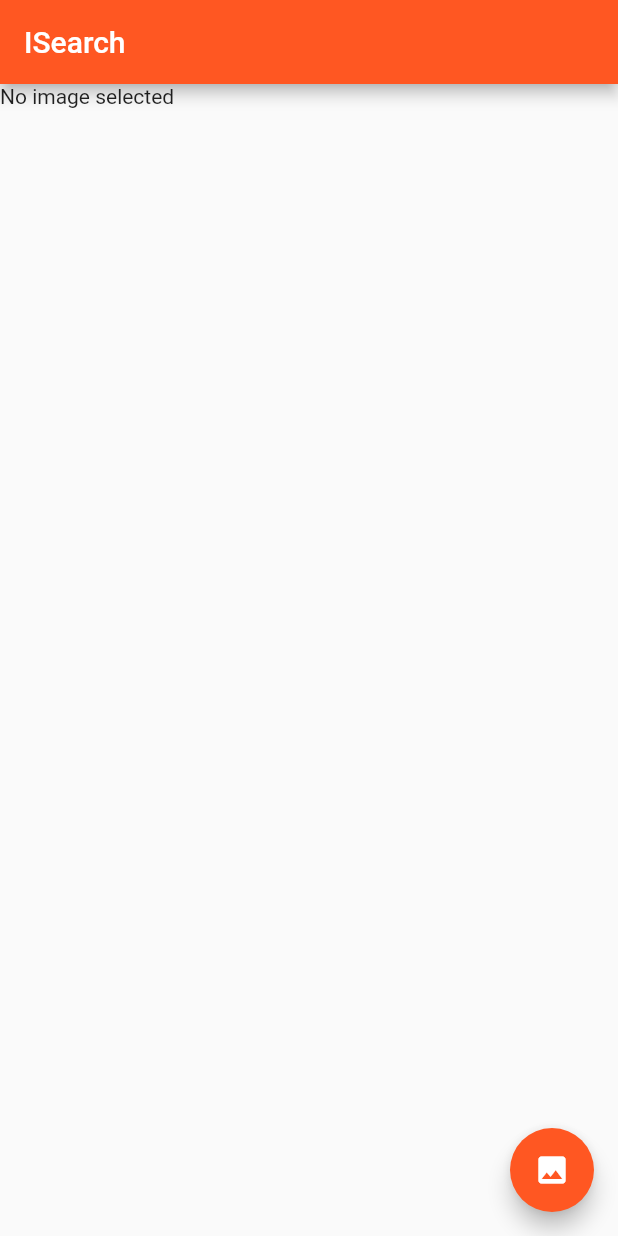
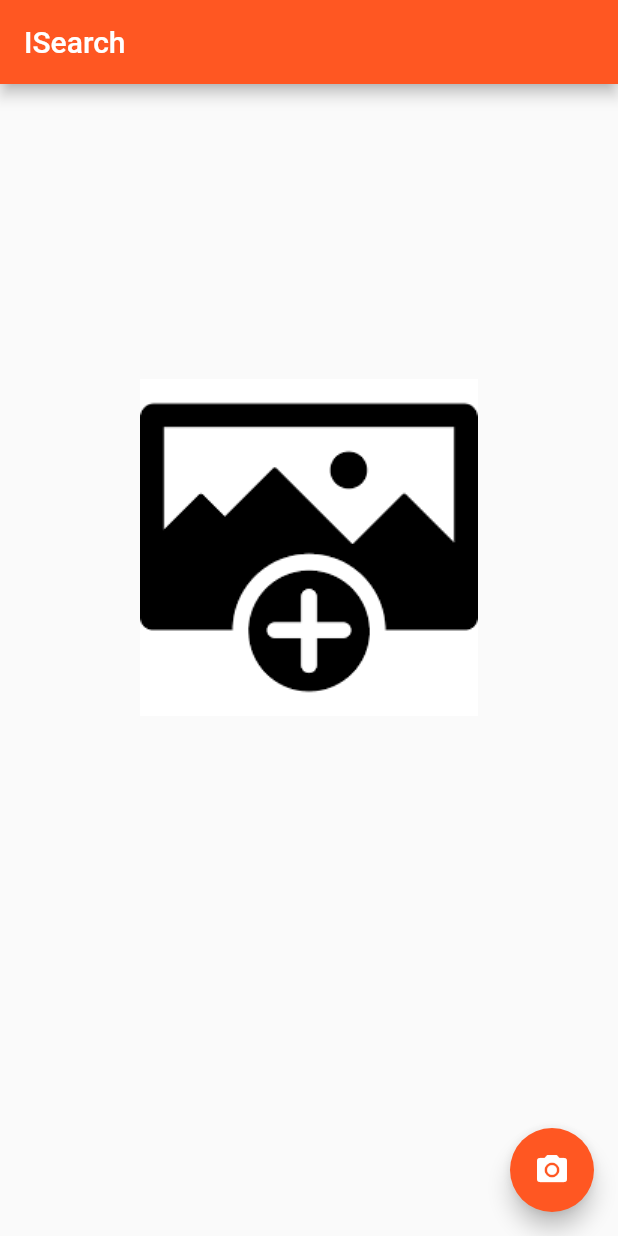
Before and after one commit to jerry2501/ISearch, a Flutter app: the screen it shows after launch, on a phone screen of 412 x 824 dp. Run offline on Flutter 3.47's test engine with Material 2 defaults, Android fonts, the phone set to English and light mode, and no system bars; our stand-ins replace geolocator, google_maps_flutter, image_picker; missing offline and left inert: google_map_polyline, splash_screen_view, sunrise_sunset, tflite.

Commit message:
update here

```diff
--- a/lib/main.dart
+++ b/lib/main.dart
@@ -217,7 +217,7 @@ class _TfliteHomeState extends State<TfliteHome> {
       left: 0.0,
       width: size.width,
       height: size.height*0.75,
-      child: _image==null?Text('No image selected') : Image.file(_image),
+      child: _image==null?Image.asset('assets/bg.png') : Image.file(_image),
     ));
 
     stackChildren.addAll(
@@ -236,7 +236,7 @@ class _TfliteHomeState extends State<TfliteHome> {
 
       ),
       floatingActionButton: FloatingActionButton(
-        child: Icon(Icons.image),
+        child: Icon(Icons.camera_alt),
         tooltip: 'Pick image from gallery',
         onPressed: selectFromImagePicker,
       ),
--- a/pubspec.yaml
+++ b/pubspec.yaml
@@ -63,6 +63,7 @@ flutter:
      - assets/sunrise.json
      - assets/sunset.json
      - assets/playstore.png
+     - assets/bg.png
 
   # An image asset can refer to one or more resolution-specific "variants", see
   # https://flutter.dev/assets-and-images/#resolution-aware.
```
Also changed, not shown: assets/bg.png (added).
